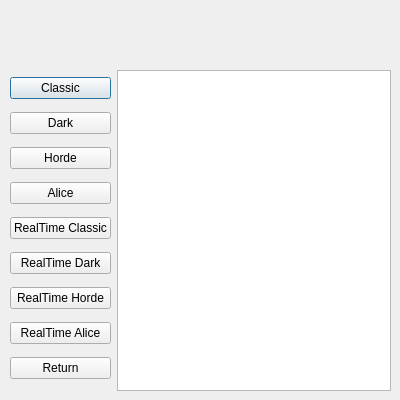
Old version of the form Qt_UI/MainMenu/gameRules.ui in the repository Phucyro/PawnHub.
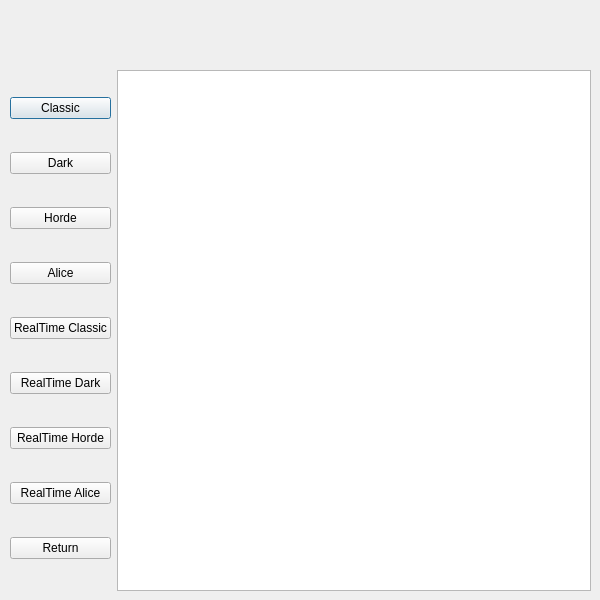
New version of the form. Icons and pictures are not drawn.

Commit message: [ADD] -Rules in RulesTab (missing Realtime)

Patch:
```diff
--- a/Qt_UI/MainMenu/gameRules.ui
+++ b/Qt_UI/MainMenu/gameRules.ui
@@ -6,20 +6,20 @@
    <rect>
     <x>0</x>
     <y>0</y>
-    <width>400</width>
-    <height>400</height>
+    <width>600</width>
+    <height>600</height>
    </rect>
   </property>
   <property name="minimumSize">
    <size>
-    <width>400</width>
-    <height>400</height>
+    <width>600</width>
+    <height>600</height>
    </size>
   </property>
   <property name="maximumSize">
    <size>
-    <width>400</width>
-    <height>400</height>
+    <width>600</width>
+    <height>600</height>
    </size>
   </property>
   <property name="windowTitle">
@@ -30,7 +30,7 @@
     <rect>
      <x>10</x>
      <y>15</y>
-     <width>381</width>
+     <width>571</width>
      <height>41</height>
     </rect>
    </property>
@@ -49,8 +49,8 @@
     <rect>
      <x>10</x>
      <y>70</y>
-     <width>381</width>
-     <height>321</height>
+     <width>581</width>
+     <height>521</height>
     </rect>
    </property>
    <layout class="QHBoxLayout" name="horizontalLayout">
```
Left out of the diff: 2 changed lines with no effect on the pictures. The commit also changes 4 other files.
